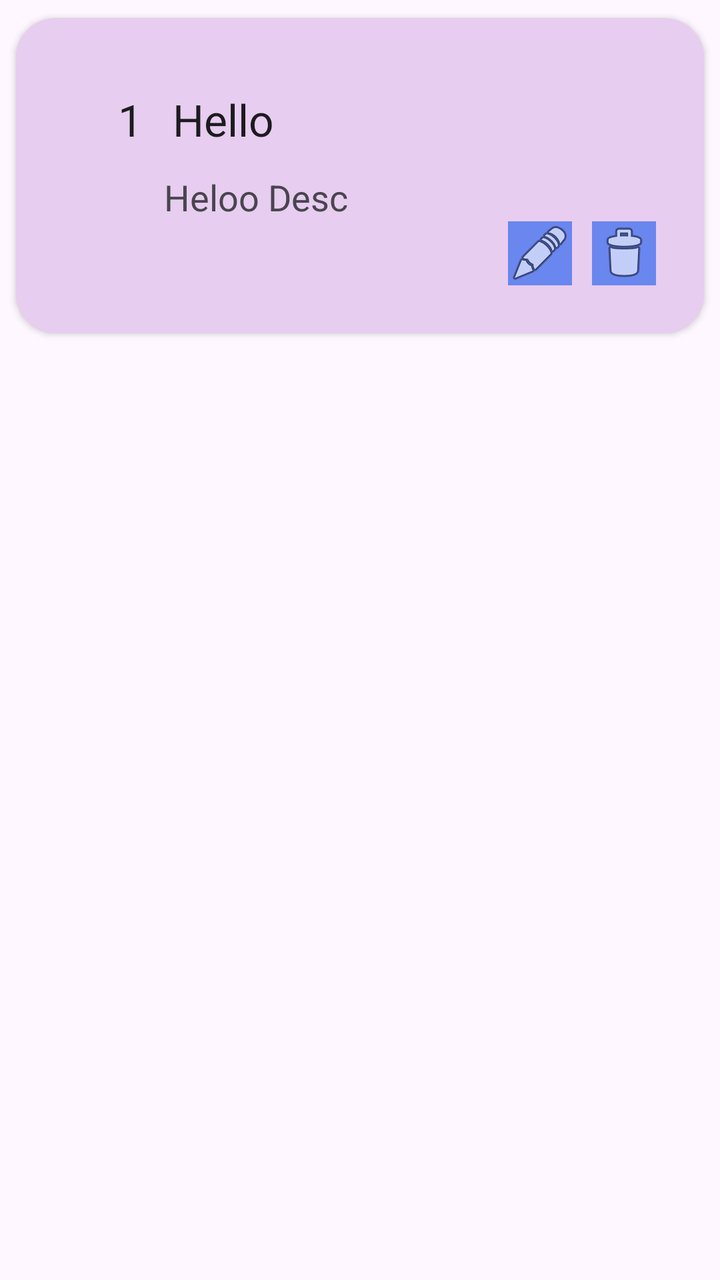
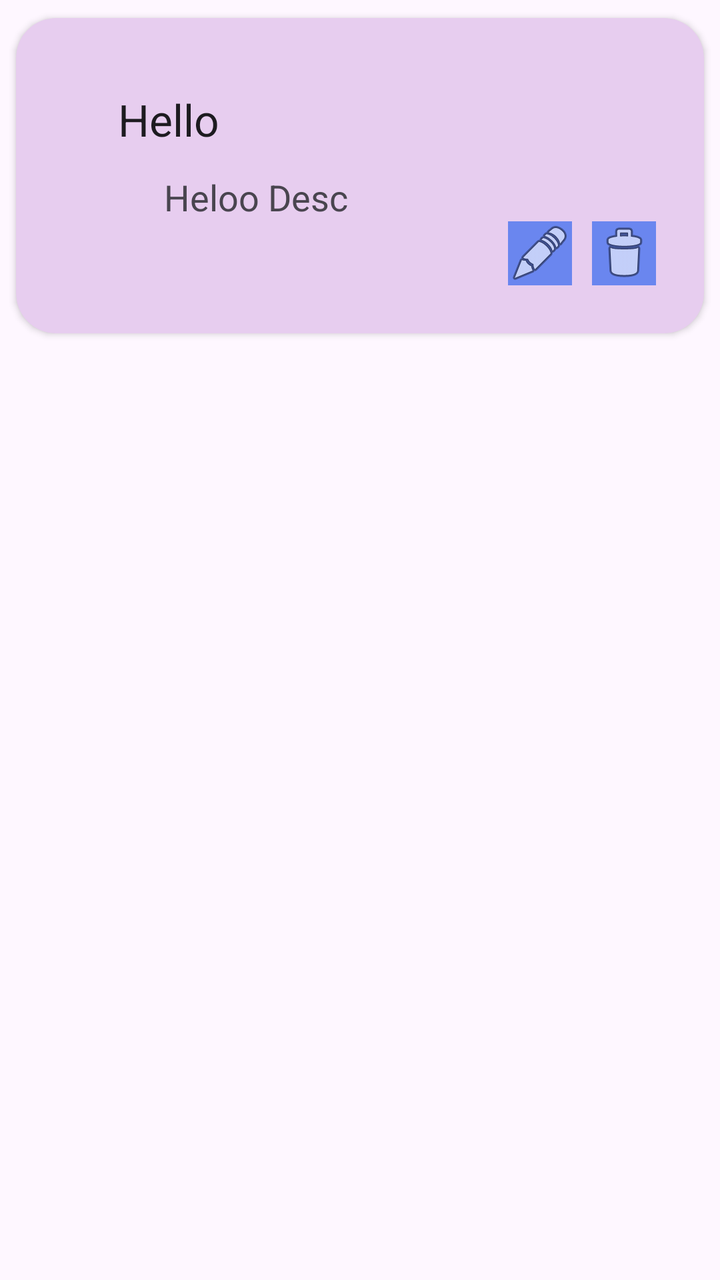

Compare the two renders of this Android layout. The source of the first and the diff that turns it into the second are given below.
<!-- AndroidManifest.xml: application theme Theme.AndroidFundamentals -->
<!-- res/layout/employee_row_item.xml -->
<?xml version="1.0" encoding="utf-8"?>
<LinearLayout xmlns:android="http://schemas.android.com/apk/res/android"
    android:layout_width="match_parent"
    android:layout_height="wrap_content"
    xmlns:app="http://schemas.android.com/apk/res-auto">

    <androidx.cardview.widget.CardView
        android:layout_width="match_parent"
        android:layout_height="wrap_content"
        android:background="#EACECE"
        app:cardUseCompatPadding="true"
        android:elevation="12dp"
        app:cardBackgroundColor="#E7CDEF"
        app:cardCornerRadius="20dp">

        <LinearLayout
            android:layout_width="match_parent"
            android:layout_height="wrap_content"
            android:orientation="horizontal"
            android:padding="12dp">



        <LinearLayout
            android:layout_width="match_parent"
            android:layout_height="wrap_content"
            android:orientation="vertical"
            android:padding="12dp">

            <LinearLayout
                android:layout_width="match_parent"
                android:layout_height="wrap_content"
                android:orientation="horizontal"
                android:padding="12dp">

                <TextView
                    android:id="@+id/tvempID"
                    android:layout_width="wrap_content"
                    android:layout_height="match_parent"
                    android:text="1"
                    android:paddingStart="15dp"
                    android:textAppearance="?android:attr/textAppearanceLarge"/>

                <TextView
                    android:id="@+id/tvName"
                    android:layout_width="match_parent"
                    android:layout_height="wrap_content"
                    android:text="Hello"
                    android:paddingStart="15dp"
                    android:textAppearance="?android:attr/textAppearanceLarge"/>


            </LinearLayout>

            <TextView
                android:id="@+id/tvrole"
                android:layout_width="match_parent"
                android:layout_height="wrap_content"
                android:layout_marginStart="35dp"
                android:text="Heloo Desc"
                android:paddingStart="15dp"
                android:textAppearance="?android:attr/textAppearanceMedium"/>

            <LinearLayout
                android:layout_width="match_parent"
                android:layout_height="wrap_content"
                android:orientation="horizontal"
                android:gravity="end">
                <ImageButton
                    android:id="@+id/btnEdit"
                    android:layout_width="wrap_content"
                    android:layout_height="wrap_content"
                    android:src="@android:drawable/ic_menu_edit"
                    android:background="#6A86EF"
                    android:layout_marginRight="10dp"/>

                <ImageButton
                    android:id="@+id/btnDelete"
                    android:layout_width="wrap_content"
                    android:layout_height="wrap_content"
                    android:src="@android:drawable/ic_menu_delete"
                    android:background="#6A86EF"/>
            </LinearLayout>
        </LinearLayout>
        </LinearLayout>

    </androidx.cardview.widget.CardView>

</LinearLayout>
<!-- resources referenced by this layout -->
<resources>
  <style name="Theme.AndroidFundamentals" parent="Base.Theme.AndroidFundamentals" />
  <style name="Base.Theme.AndroidFundamentals" parent="Theme.Material3.DayNight.NoActionBar">
          
          
      </style>
</resources>

<!-- the commit's change to res/layout/employee_row_item.xml (unified diff, before → after) -->
@@ -32,14 +32,6 @@
                 android:layout_height="wrap_content"
                 android:orientation="horizontal"
                 android:padding="12dp">
-
-                <TextView
-                    android:id="@+id/tvempID"
-                    android:layout_width="wrap_content"
-                    android:layout_height="match_parent"
-                    android:text="1"
-                    android:paddingStart="15dp"
-                    android:textAppearance="?android:attr/textAppearanceLarge"/>
 
                 <TextView
                     android:id="@+id/tvName"
